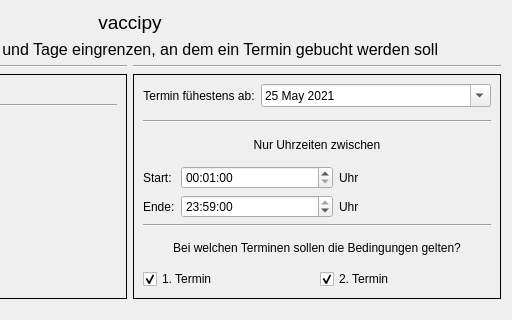
Before: the Qt Designer form tools/gui/uhrzeiten.ui in timreibe/vaccipy, drawn with Qt 5; both pictures show x 252 to 764 and y 0 to 320 of the 764 by 489 pixel window.
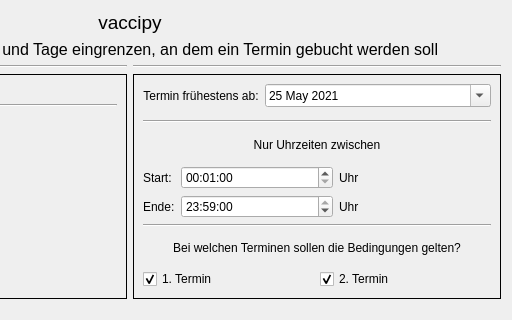
After: the same form once the commit is applied.

Commit message:
terminsuche startet in eigenem Thread
somit hängt sich die GUI nicht mehr auf nach

What changed in the file:
```diff
--- a/tools/gui/uhrzeiten.ui
+++ b/tools/gui/uhrzeiten.ui
@@ -194,7 +194,7 @@
               <item row="0" column="0">
                <widget class="QLabel" name="kalender_label">
                 <property name="text">
-                 <string>Termin fühestens ab:</string>
+                 <string>Termin frühestens ab:</string>
                 </property>
                 <property name="alignment">
                  <set>Qt::AlignCenter</set>
```
The commit also changes 1 other file.
